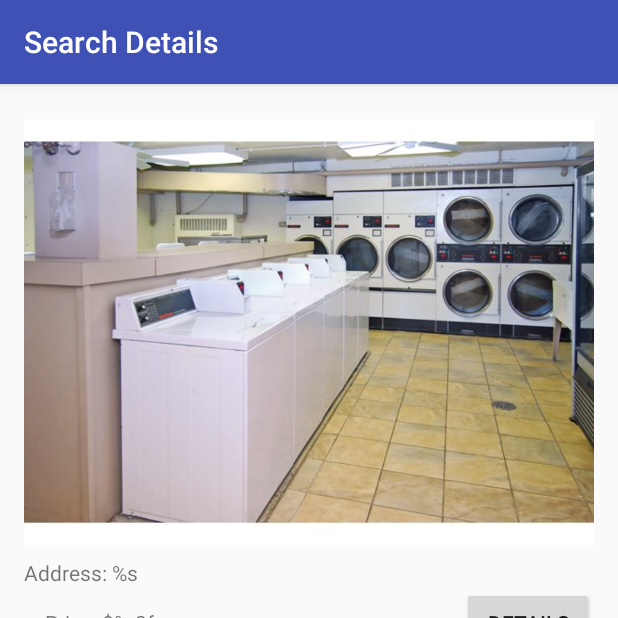
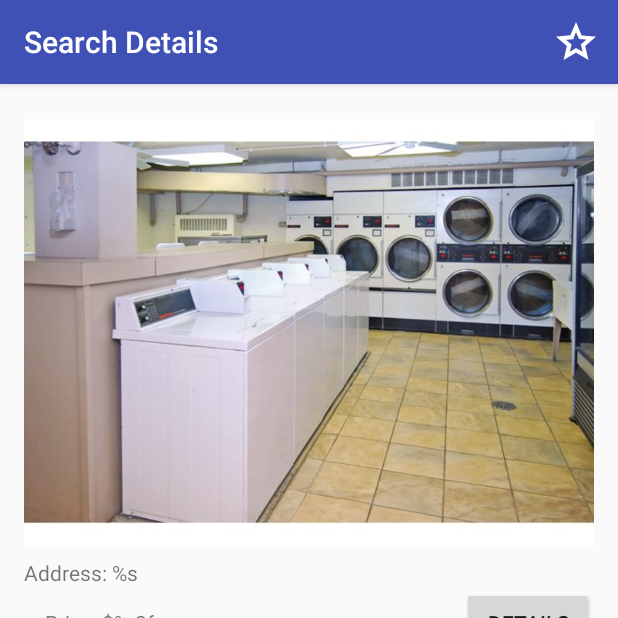
Before and after one commit to priyankpshah/CS442-Mobile-Application-Developement, an Android app: the EzHomeSearchDetailsActivity screen opened directly, with no data from a screen before it, on a phone screen of 412 x 824 dp, the top half of it. Run offline under Robolectric (Android 15) with nearby library versions, the phone set to English and light mode, and no system bars; 11 statements that could not run were skipped.

Commit message:
added favorites button to details page

```diff
--- a/app/src/main/java/edu/iit/cs442/team15/ehome/EzHomeSearchDetailsActivity.java
+++ b/app/src/main/java/edu/iit/cs442/team15/ehome/EzHomeSearchDetailsActivity.java
@@ -8,6 +8,7 @@ import android.os.Bundle;
 import android.support.design.widget.FloatingActionButton;
 import android.support.v4.app.ActivityCompat;
 import android.support.v7.app.AppCompatActivity;
+import android.view.Menu;
 import android.view.MenuItem;
 import android.view.View;
 import android.widget.Button;
@@ -15,31 +16,35 @@ import android.widget.CheckedTextView;
 import android.widget.LinearLayout;
 import android.widget.TextView;
 
-import edu.iit.cs442.team15.ehome.model.Amenity;
 import edu.iit.cs442.team15.ehome.model.Apartment;
 import edu.iit.cs442.team15.ehome.util.ApartmentDatabaseHelper;
+import edu.iit.cs442.team15.ehome.util.SavedLogin;
 
 public class EzHomeSearchDetailsActivity extends AppCompatActivity implements View.OnClickListener {
 
     public static final String EXTRA_APARTMENT_ID = "apartment_id";
 
-    FloatingActionButton call, text;
-    TextView name, address, area, bedrooms, bathrooms, ezPrice, rent, thermostat, cable, internet, gas, electricity;
-    CheckedTextView gym, parking;
+    private int apartmentId;
+    private FloatingActionButton call, text;
+    private TextView name, address, area, bedrooms, bathrooms, ezPrice, rent, thermostat, cable, internet, gas, electricity;
+    private CheckedTextView gym, parking;
+
+    private MenuItem favorites;
+    private boolean isFavorited;
 
     @Override
     protected void onCreate(Bundle savedInstanceState) {
         super.onCreate(savedInstanceState);
         setContentView(R.layout.activity_ezhome_search_details);
 
-        ApartmentDatabaseHelper adh = ApartmentDatabaseHelper.getInstance();
-        Apartment apartment = adh.getApartment(getIntent().getIntExtra(EXTRA_APARTMENT_ID, -1));
-        Amenity amenity = adh.getAmenity(getIntent().getIntExtra(EXTRA_APARTMENT_ID, -1));
+        apartmentId = getIntent().getIntExtra(EXTRA_APARTMENT_ID, -1);
+        Apartment apartment = ApartmentDatabaseHelper.getInstance().getApartment(apartmentId);
 
         Button details = (Button) findViewById(R.id.button_ezprice_details);
         details.setOnClickListener(this);
 
         // find views
+        // TODO add owner info from apartment.owner._
         //apartment = (TextView) findViewById(R.apartmentId.Apartment_name);
         address = (TextView) findViewById(R.id.ezhome_address);
         area = (TextView) findViewById(R.id.ezhome_area);
@@ -63,13 +68,13 @@ public class EzHomeSearchDetailsActivity extends AppCompatActivity implements Vi
         bathrooms.setText(getString(R.string.ezhome_bathrooms, apartment.bathrooms));
 
         // ezPrice and details
-        ezPrice.setText(getString(R.string.ezhome_ezprice, apartment.rent + amenity.getTotalCost()));
+        ezPrice.setText(getString(R.string.ezhome_ezprice, apartment.getTotalCost()));
         rent.setText(getString(R.string.ezhome_rent, apartment.rent));
-        thermostat.setText(getString(R.string.ezhome_thermostat, amenity.thermostat));
-        cable.setText(getString(R.string.ezhome_cable, amenity.cable));
-        internet.setText(getString(R.string.ezhome_internet, amenity.internet));
-        gas.setText(getString(R.string.ezhome_gas, amenity.gas));
-        electricity.setText(getString(R.string.ezhome_electricity, amenity.electricity));
+        thermostat.setText(getString(R.string.ezhome_thermostat, apartment.amenity.thermostat));
+        cable.setText(getString(R.string.ezhome_cable, apartment.amenity.cable));
+        internet.setText(getString(R.string.ezhome_internet, apartment.amenity.internet));
+        gas.setText(getString(R.string.ezhome_gas, apartment.amenity.gas));
+        electricity.setText(getString(R.string.ezhome_electricity, apartment.amenity.electricity));
 
         //Call owner with the following method
         call = (FloatingActionButton) findViewById(R.id.Call);
@@ -94,7 +99,6 @@ public class EzHomeSearchDetailsActivity extends AppCompatActivity implements Vi
                 sendText.putExtra("sms_body", "I am Interested in leasing you property, Contact me!!");
             }
         });
-
     }
 
     @Override
@@ -110,14 +114,39 @@ public class EzHomeSearchDetailsActivity extends AppCompatActivity implements Vi
     }
 
     @Override
+    public boolean onCreateOptionsMenu(Menu menu) {
+        getMenuInflater().inflate(R.menu.activity_ezhome_details, menu);
+
+        favorites = menu.findItem(R.id.addToFavorites);
+        isFavorited = ApartmentDatabaseHelper.getInstance().isFavorited(SavedLogin.getInstance().getId(), apartmentId);
+        favorites.setIcon(isFavorited ? R.drawable.favorite : R.drawable.add_favorite);
+
+        return true;
+    }
+
+    @Override
     public boolean onOptionsItemSelected(MenuItem item) {
         switch (item.getItemId()) {
+            case R.id.addToFavorites:
+                if (isFavorited) {
+                    if (ApartmentDatabaseHelper.getInstance().removeFavorite(SavedLogin.getInstance().getId(), apartmentId) > 0) {
+                        favorites.setIcon(R.drawable.add_favorite);
+                        isFavorited = false;
+                    }
+                } else {
+                    if (ApartmentDatabaseHelper.getInstance().addFavorite(SavedLogin.getInstance().getId(), apartmentId) > 0) {
+                        favorites.setIcon(R.drawable.favorite);
+                        isFavorited = true;
+                    }
+                }
+                return true;
             // Respond to the action bar's Up/Home button
             case android.R.id.home:
                 onBackPressed();
                 return true;
+            default:
+                return super.onOptionsItemSelected(item);
         }
-        return super.onOptionsItemSelected(item);
     }
 
 }
--- a/app/src/main/java/edu/iit/cs442/team15/ehome/util/ApartmentDatabaseHelper.java
+++ b/app/src/main/java/edu/iit/cs442/team15/ehome/util/ApartmentDatabaseHelper.java
@@ -40,7 +40,7 @@ public final class ApartmentDatabaseHelper extends SQLiteOpenHelper {
             sInstance = new ApartmentDatabaseHelper(context.getApplicationContext());
     }
 
-    public static synchronized ApartmentDatabaseHelper getInstance() {
+    public static ApartmentDatabaseHelper getInstance() {
         if (sInstance == null)
             throw new RuntimeException("ApartmentDatabaseHelper not initialized");
         return sInstance;
@@ -93,6 +93,8 @@ public final class ApartmentDatabaseHelper extends SQLiteOpenHelper {
         return count > 0;
     }
 
+    /* -------- Users -------- */
+
     public long addUser(User newUser) {
         SQLiteDatabase db = getWritableDatabase();
 
@@ -140,6 +142,61 @@ public final class ApartmentDatabaseHelper extends SQLiteOpenHelper {
 
         return user;
     }
+
+    /* -------- Favorites -------- */
+
+    // returns list of apartment ids of favorites
+    public List<Integer> getFavorites(int userId) {
+        SQLiteDatabase db = getReadableDatabase();
+
+        final String selection = Favorites.USER_ID + "=?";
+        Cursor cur = db.query(Favorites.TABLE, new String[]{Favorites.APARTMENT_ID}, selection, new String[]{Integer.toString(userId)}, null, null, null);
+
+        List<Integer> result = new ArrayList<>();
+        if (cur.moveToFirst()) {
+            do {
+                result.add(cur.getInt(cur.getColumnIndex(Favorites.APARTMENT_ID)));
+            } while (cur.moveToNext());
+        }
+
+        cur.close();
+        db.close();
+
+        return result;
+    }
+
+    public long addFavorite(int userId, int apartmentId) {
+        SQLiteDatabase db = getWritableDatabase();
+
+        ContentValues values = new ContentValues();
+        values.put(Favorites.USER_ID, userId);
+        values.put(Favorites.APARTMENT_ID, apartmentId);
+
+        return db.insert(Favorites.TABLE, null, values);
+    }
+
+    public int removeFavorite(int userId, int apartmentId) {
+        SQLiteDatabase db = getWritableDatabase();
+
+        final String whereClause = Favorites.USER_ID + "=? AND " + Favorites.APARTMENT_ID + "=?";
+        return db.delete(Favorites.TABLE, whereClause, new String[]{Integer.toString(userId), Integer.toString(apartmentId)});
+    }
+
+    public boolean isFavorited(int userId, int apartmentId) {
+        SQLiteDatabase db = getReadableDatabase();
+
+        final String selection = Favorites.USER_ID + "=? AND " + Favorites.APARTMENT_ID + "=?";
+        Cursor cur = db.query(Favorites.TABLE, null, selection, new String[]{Integer.toString(userId), Integer.toString(apartmentId)}, null, null, null, "1");
+
+        boolean result = cur.getCount() > 0;
+
+        cur.close();
+        db.close();
+
+        return result;
+    }
+
+    /* -------- Search History -------- */
 
     public long addSearchHistory(int userId, ApartmentSearchFilter filter) {
         SQLiteDatabase db = getWritableDatabase();
@@ -235,6 +292,8 @@ public final class ApartmentDatabaseHelper extends SQLiteOpenHelper {
         return getWritableDatabase().delete(SearchHistory.TABLE, SearchHistory.USER_ID + "=?", new String[]{Integer.toString(userId)});
     }
 
+    /* -------- Apartments -------- */
+
     public Cursor getApartmentsCursor(ApartmentSearchFilter filter) {
         SQLiteDatabase db = getReadableDatabase();
 
@@ -280,12 +339,6 @@ public final class ApartmentDatabaseHelper extends SQLiteOpenHelper {
     public Apartment getApartment(int id) {
         List<Apartment> result = getApartments(new ApartmentSearchFilter().setApartmentId(id));
         return result.isEmpty() ? null : result.get(0);
-    }
-
-    @Nullable
-    public Amenity getAmenity(int apartment_id) {
-        List<Apartment> result = getApartments(new ApartmentSearchFilter().setApartmentId(apartment_id));
-        return result.isEmpty() ? null : result.get(0).amenity;
     }
 
     public static final class Users {
--- /dev/null
+++ b/app/src/main/res/menu/activity_ezhome_details.xml
@@ -0,0 +1,11 @@
+<?xml version="1.0" encoding="utf-8"?>
+<menu xmlns:android="http://schemas.android.com/apk/res/android"
+    xmlns:app="http://schemas.android.com/apk/res-auto">
+
+    <item
+        android:id="@+id/addToFavorites"
+        android:title="@string/menu_favorites"
+        android:icon="@drawable/add_favorite"
+        app:showAsAction="ifRoom" />
+
+</menu>
--- a/app/src/main/res/values/strings.xml
+++ b/app/src/main/res/values/strings.xml
@@ -54,6 +54,8 @@
 
     <!-- ezHome Search Details -->
     <string name="title_activity_ezhome_search_details">Search Details</string>
+
+    <string name="menu_favorites">Add to favorites</string>
 
     <string name="button_ezprice_details">Details</string>
 
--- a/build.gradle
+++ b/build.gradle
@@ -5,7 +5,7 @@ buildscript {
         jcenter()
     }
     dependencies {
-        classpath 'com.android.tools.build:gradle:2.0.0'
+        classpath 'com.android.tools.build:gradle:2.1.0'
 
         // NOTE: Do not place your application dependencies here; they belong
         // in the individual module build.gradle files
```
Also changed, not shown: app/src/main/res/drawable/add_favorite.png (added), app/src/main/res/drawable/favorite.png (added).
